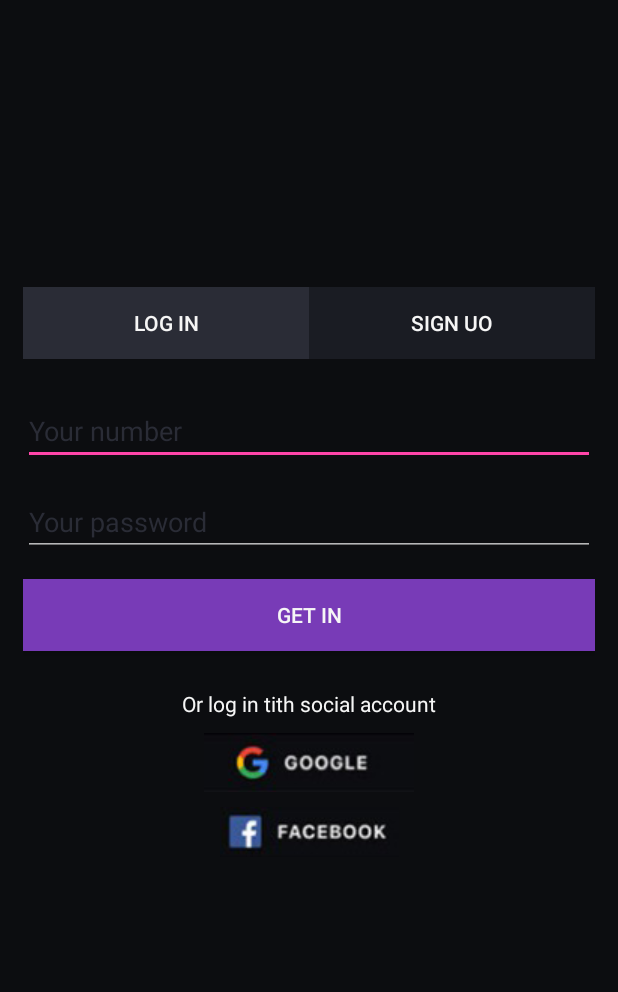
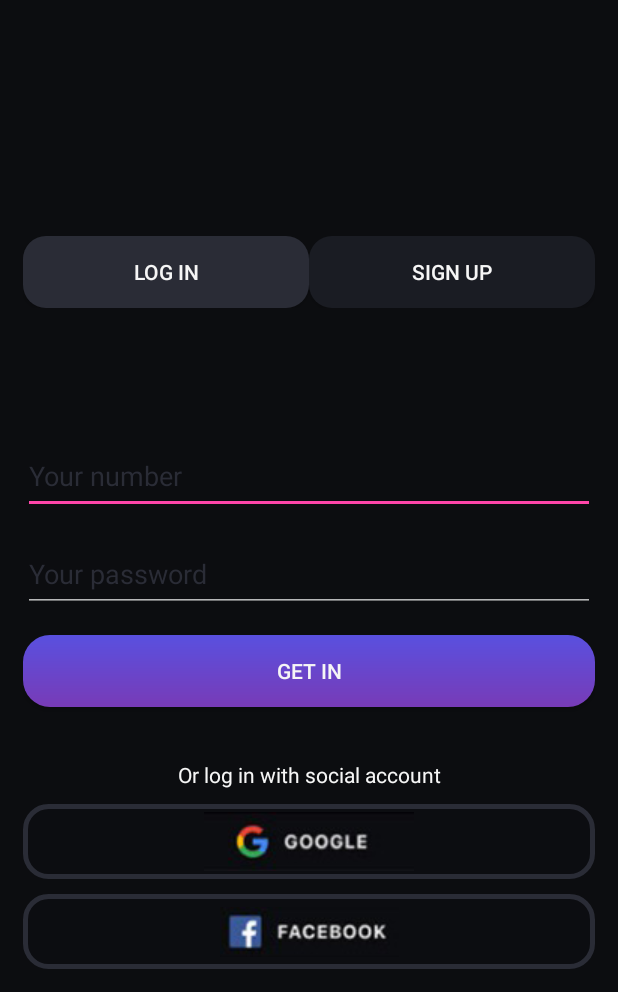
Before and after one commit to norvilArce/proyectoAndroid, an Android app: the screen it shows after launch (LoginActivity), on a phone screen of 412 x 824 dp, the part 244-1236 px from its top. Run offline under Robolectric (Android 15) with nearby library versions, the phone set to English and light mode, and no system bars.

Commit message:
last commit puta bida

```diff
--- /dev/null
+++ b/app/src/main/res/drawable/bg_btn_getin.xml
@@ -0,0 +1,9 @@
+<?xml version="1.0" encoding="utf-8"?>
+<shape xmlns:android="http://schemas.android.com/apk/res/android" android:shape="rectangle">
+<corners android:radius="18dp"/>
+    <gradient
+        android:startColor="@color/colorPrimary"
+        android:endColor="@color/colorPrimary2"
+        android:angle="-180"
+        />
+</shape>
--- /dev/null
+++ b/app/src/main/res/drawable/bg_btn_login.xml
@@ -0,0 +1,6 @@
+<?xml version="1.0" encoding="utf-8"?>
+<shape xmlns:android="http://schemas.android.com/apk/res/android"
+    android:shape="rectangle">
+    <corners android:radius="15dp"/>
+    <solid android:color="@color/colorHint"/>
+</shape>
--- /dev/null
+++ b/app/src/main/res/drawable/bg_btn_redes.xml
@@ -0,0 +1,7 @@
+<?xml version="1.0" encoding="utf-8"?>
+<shape xmlns:android="http://schemas.android.com/apk/res/android"
+    android:shape="rectangle">
+    <solid android:color="@color/ic_mulu_logo_background"/>
+    <corners android:radius="15dp" />
+    <stroke android:width="3dp" android:color="@color/colorHint" />
+</shape>
--- /dev/null
+++ b/app/src/main/res/drawable/bg_btn_signup.xml
@@ -0,0 +1,6 @@
+<?xml version="1.0" encoding="utf-8"?>
+<shape xmlns:android="http://schemas.android.com/apk/res/android"
+    android:shape="rectangle">
+    <corners android:radius="15dp"/>
+    <solid android:color="@color/colorPrimaryDark"/>
+</shape>
--- a/app/src/main/res/layout/activity_login.xml
+++ b/app/src/main/res/layout/activity_login.xml
@@ -10,10 +10,9 @@
     <LinearLayout
         android:layout_width="match_parent"
         android:layout_height="match_parent"
-        android:layout_weight="1"
-        android:orientation="vertical"
+        android:layout_weight="1.5"
         android:gravity="center_horizontal"
-        >
+        android:orientation="vertical">
 
         <ImageView
             android:layout_width="match_parent"
@@ -24,75 +23,72 @@
             android:layout_width="match_parent"
             android:layout_height="match_parent"
             android:gravity="bottom"
-        android:paddingBottom="10dp"
-        android:orientation="horizontal">
+            android:orientation="horizontal"
+            >
 
             <Button
                 android:layout_width="match_parent"
                 android:layout_height="wrap_content"
                 android:layout_weight="1"
-            android:text="@string/login"
-            android:background="@color/colorHint"/>
+                android:background="@drawable/bg_btn_login"
+                android:text="@string/login" />
 
             <Button
                 android:layout_width="match_parent"
                 android:layout_height="wrap_content"
                 android:layout_weight="1"
-            android:text="@string/registrar"
-            android:background="@color/colorPrimaryDark"/>
+                android:background="@drawable/bg_btn_signup"
+                android:text="@string/registrar" />
         </LinearLayout>
     </LinearLayout>
+
     <LinearLayout
         android:layout_width="match_parent"
         android:layout_height="match_parent"
-        android:layout_weight="1"
-        android:orientation="vertical"
-        >
+        android:layout_weight="1.2"
+        android:gravity="bottom"
+        android:orientation="vertical">
 
         <EditText
             android:layout_width="match_parent"
-        android:layout_height="wrap_content"
+            android:layout_height="50dp"
             android:hint="@string/numberHint"
-        android:layout_marginTop="15dp"
-        android:textColorHint="@color/colorHint"/>
+            android:textColorHint="@color/colorHint" />
 
         <EditText
             android:layout_width="match_parent"
-        android:layout_height="wrap_content"
-        android:hint="@string/passwordHint"
+            android:layout_height="50dp"
             android:layout_marginTop="15dp"
-        />
+            android:hint="@string/passwordHint" />
 
         <Button
             android:id="@+id/btnIngresar"
             android:layout_width="match_parent"
             android:layout_height="wrap_content"
-        android:text="@string/ingresar"
             android:layout_marginTop="15dp"
-        android:background="@color/colorPrimary2"/>
+            android:background="@drawable/bg_btn_getin"
+            android:text="@string/ingresar" />
 
         <TextView
             android:layout_width="match_parent"
             android:layout_height="wrap_content"
+            android:layout_marginTop="35dp"
             android:gravity="center"
-        android:layout_marginTop="25dp"
             android:text="@string/mensajeLogin" />
 
         <ImageButton
             android:layout_width="match_parent"
-        android:layout_height="wrap_content"
-        android:src="@drawable/btn_google"
+            android:layout_height="50dp"
             android:layout_marginTop="10dp"
-        android:background="@color/colorBackground"
-        />
+            android:background="@drawable/bg_btn_redes"
+            android:src="@drawable/btn_google" />
 
         <ImageButton
             android:layout_width="match_parent"
-        android:layout_height="wrap_content"
-        android:src="@drawable/btn_fb"
+            android:layout_height="50dp"
+            android:layout_gravity="bottom"
             android:layout_marginTop="10dp"
-        android:background="@color/colorBackground"
-        android:layout_gravity="bottom"
-        />
+            android:background="@drawable/bg_btn_redes"
+            android:src="@drawable/btn_fb" />
     </LinearLayout>
 </LinearLayout>
--- a/app/src/main/res/values/strings.xml
+++ b/app/src/main/res/values/strings.xml
@@ -1,9 +1,9 @@
 <resources>
     <string name="app_name">Mulu Marketplace</string>
-    <string name="mensajeLogin">Or log in tith social account</string>
+    <string name="mensajeLogin">Or log in with social account</string>
     <string name="ingresar">get in</string>
     <string name="passwordHint">Your password</string>
     <string name="numberHint">Your number</string>
     <string name="login">log in</string>
-    <string name="registrar">sign uo</string>
+    <string name="registrar">sign up</string>
 </resources>
```
Lines whose indentation alone changed are shown as unchanged.
